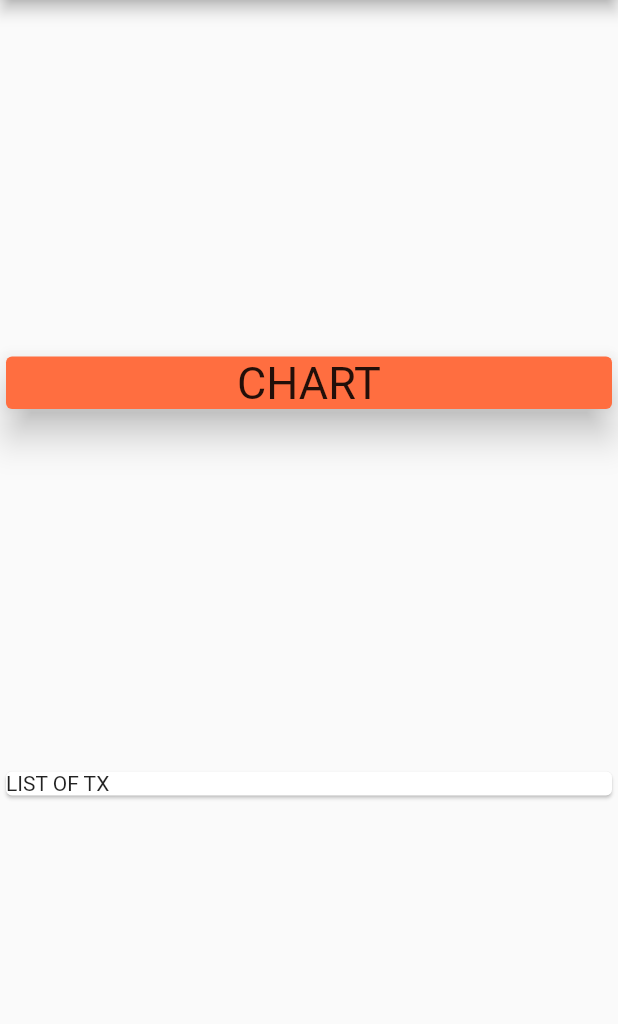
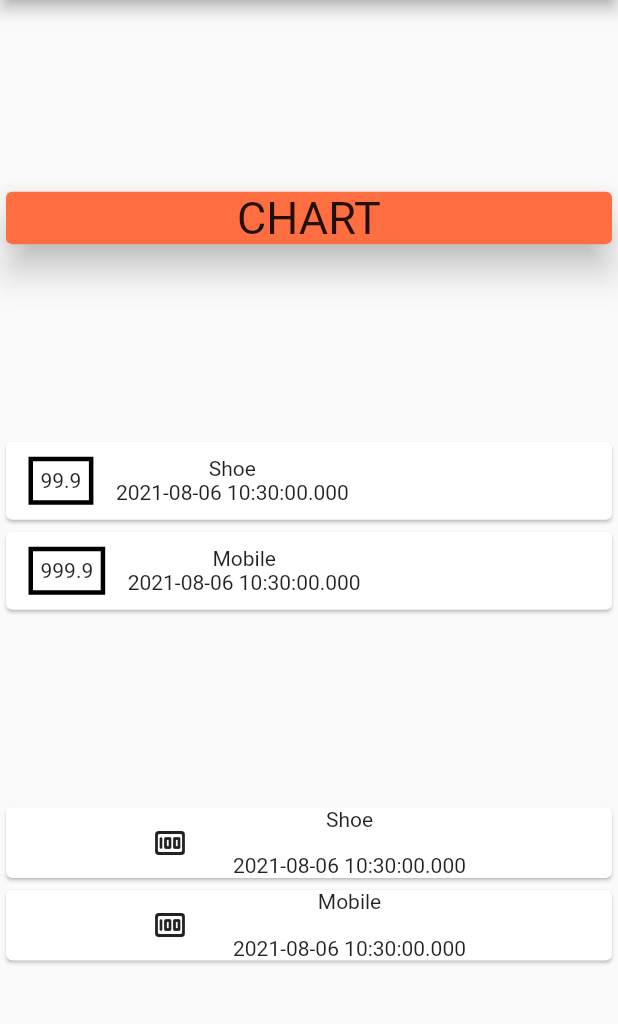
Before and after one commit to mudassir666/personal_expense, a Flutter app: the screen it shows after launch, on a phone screen of 412 x 824 dp, the part 84-1108 px from its top. Run offline on Flutter 3.47's test engine with Material 2 defaults, Android fonts, the phone set to English and light mode, and no system bars.

Commit message:
part_1_completed

```diff
--- a/lib/main.dart
+++ b/lib/main.dart
@@ -23,10 +23,44 @@ class MyHomePage extends StatelessWidget {
   // const MyHomePage({Key? key}) : super(key: key);
 
   final List<Transaction> transactions = [
-    Transaction(id: "1", title: "Shoe", amount: 99.90, date: DateTime.now())
+    Transaction(id: "t1", title: "Shoe", amount: 99.90, date: DateTime.now()),
+    Transaction(
+        id: "t2", title: "Mobile", amount: 999.90, date: DateTime.now()),
   ];
 
-  final List<String> no = ["1","2"];
+  final List<Map> no = [{}, {}];
+
+  Widget view() {
+    return ListView(
+      scrollDirection: Axis.vertical,
+      shrinkWrap: true,
+      children: transactions.map((tx) {
+        return Card(
+          child: Container(
+            child: Row(
+              mainAxisAlignment: MainAxisAlignment.center,
+              crossAxisAlignment: CrossAxisAlignment.center,
+              children: [
+                Icon(Icons.money_rounded),
+                SizedBox(
+                  width: 30,
+                ),
+                Column(
+                  children: [
+                    Text(tx.title),
+                    SizedBox(
+                      height: 15,
+                    ),
+                    Text(tx.date.toString()),
+                  ],
+                )
+              ],
+            ),
+          ),
+        );
+      }).toList(),
+    );
+  }
 
   @override
   Widget build(BuildContext context) {
@@ -50,9 +84,35 @@ class MyHomePage extends StatelessWidget {
               ),
             ),
           ),
-          Card(
-            child: Text("LIST OF TX"),
+          Column(
+            children: transactions.map((tx) {
+              return Card(
+                child: Row(
+                  children: [
+                    Container(
+                      padding: EdgeInsets.all(5),
+                      margin:
+                          EdgeInsets.symmetric(horizontal: 15, vertical: 10),
+                      decoration: BoxDecoration(
+                        border: Border.all(
+                          color: Colors.black,
+                          width: 3,
+                        ),
+                      ),
+                      child: Text(tx.amount.toString()),
+                    ),
+                    Column(
+                      children: [
+                        Text(tx.title),
+                        Text(tx.date.toString()),
+                      ],
+                    )
+                  ],
+                ),
+              );
+            }).toList(),
           ),
+          view(),
         ],
       ),
     );
```
